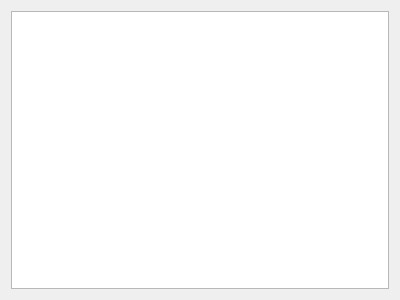
Before: the Qt Designer form romsolutionsdialog.ui in travisgoodspeed/maskromtool, drawn with Qt 5.
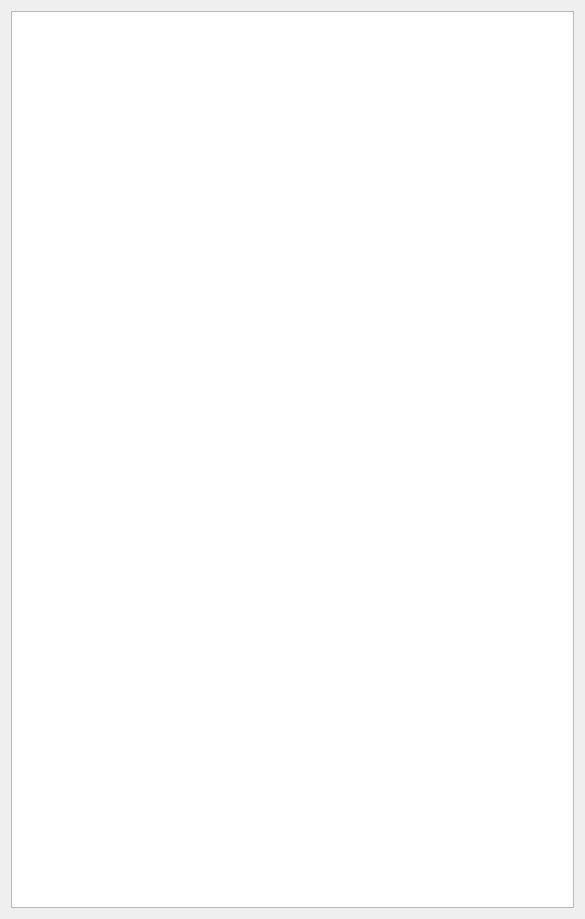
After: the same form once the commit is applied.

Commit message: Solver is minimally functional.  Decoder dialog needs work now. #65

Patch:
```diff
--- a/romsolutionsdialog.ui
+++ b/romsolutionsdialog.ui
@@ -6,8 +6,8 @@
    <rect>
     <x>0</x>
     <y>0</y>
-    <width>400</width>
-    <height>300</height>
+    <width>585</width>
+    <height>919</height>
    </rect>
   </property>
   <property name="windowTitle">
@@ -15,7 +15,7 @@
   </property>
   <layout class="QVBoxLayout" name="verticalLayout">
    <item>
-    <widget class="QListView" name="listView"/>
+    <widget class="QListWidget" name="listWidget"/>
    </item>
   </layout>
  </widget>
```
The commit also changes 7 other files.
